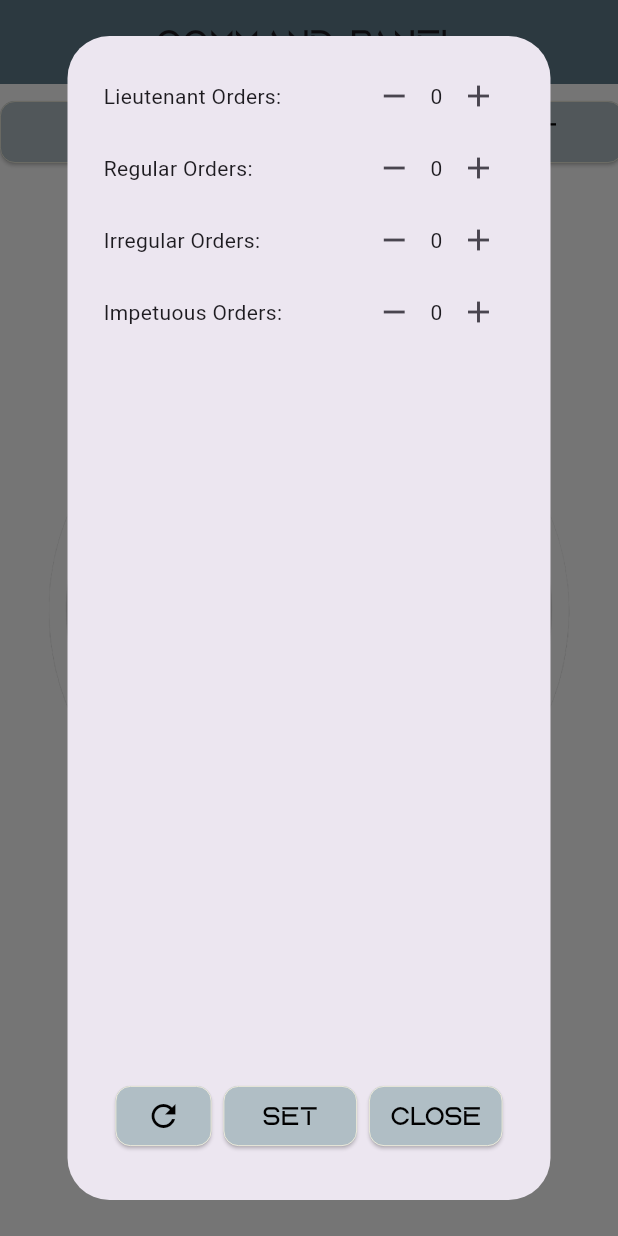
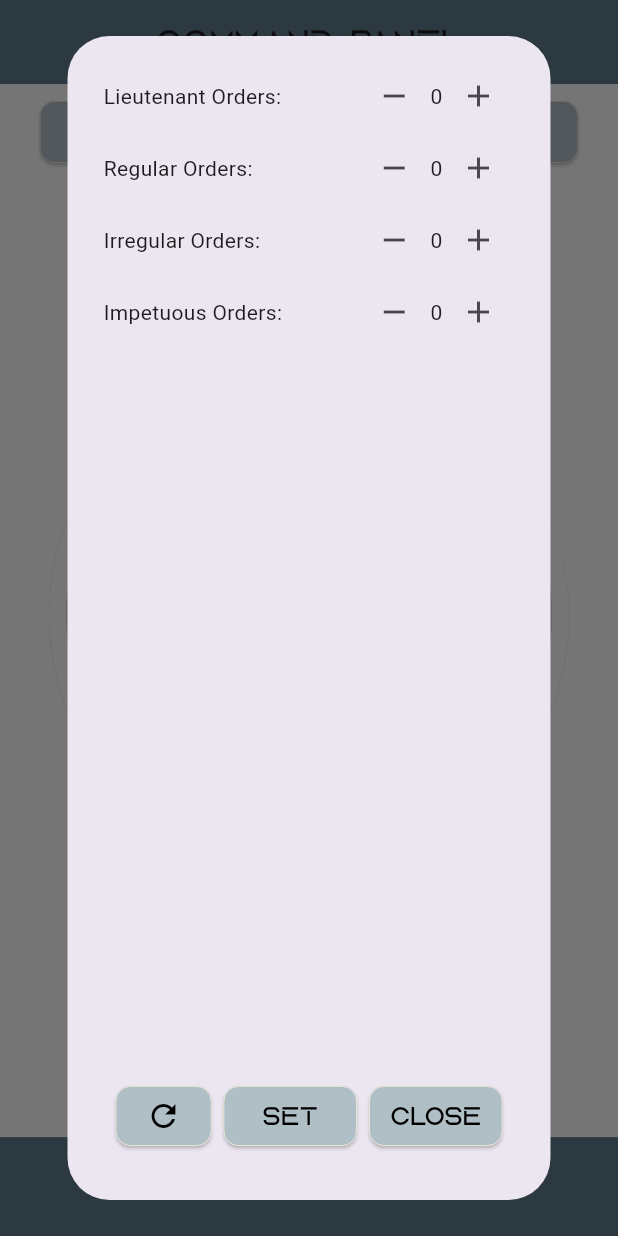
Before and after one commit to IsaacPriddy/Command-Panel, a Flutter app: the screen it shows after launch, after a tap on "Set Orders", on a phone screen of 412 x 824 dp. Run offline on Flutter 3.47's test engine with Material 3 defaults, Android fonts, the phone set to English and light mode, and no system bars.

Commit message:
Minor changes and bug fix - Some minor changes to the code as I start cleaning things up. For     instance I made all of the toggle buttons scale to the screen size     that they are on instead of being static. I am also still playing     around with sizes just in case since I have limited phones I am     testing on currently. - BUG FIX: Found a bug where if someone hit reset or changed their     number of orders but then tapped out of the popup screen instead     of hitting close or set then it would mess with the number of tokens     on the screen. Made it so that the popup cannot be closed by tapping     out of it. - RESET BUTTON CHANGE: Changed the reset button so that on press you get     a little popup dialog telling you that it had been pressed and how     to save those changes. Was told that most won't read the helpful     message but I figure that if it is not read the user cannot get into     any trouble and the alternative of no feedback didn't sit right with     me.

```diff
--- a/lib/main.dart
+++ b/lib/main.dart
@@ -8,9 +8,10 @@ void main() {
 // TODO LIST
 //  1. Get a 1024x1024 icon to replace the background image and be used for the logo/phone icon
 //  2. Replace the font to something that is actually available for commercial use
-//  3. Create a sidescroll for if the user maxes out their orders
+//  3. (DONE) Create a sidescroll for if the user maxes out their orders
 //  4. Remove the plus and minus button and instead of a field users can type into
 //      the plus and minus buttons are annoying to continuously tap...
+//      - Tried a tap in field, it sucked. On the plus side, fixed a bug with the popup screen
 
 //  NOTES:
 //  1. Currently have it set so that if there are no orders then there will be no command tokens
--- a/lib/screens/play_screen.dart
+++ b/lib/screens/play_screen.dart
@@ -73,7 +73,8 @@ class _PlayScreenState extends State<PlayScreen> {
       ),
       bottomNavigationBar: Container(
         // Here to be used for whatever I might need in the future
-        height: screenHeight * 0.0878, // was 60.0
+        decoration: BoxDecoration(color: Colors.blueGrey.shade500),
+        height: screenHeight * 0.08,
       ),
     );
   }
@@ -87,25 +88,13 @@ class _PlayScreenState extends State<PlayScreen> {
         Row(
           mainAxisAlignment: MainAxisAlignment.spaceEvenly,
           children: [
-            setButton(h, w, context, () {}, _orders, () {setState(() {});}),
-            resetToggleButtons(h, w),
+            setButton(h*0.8, w, context, () {}, _orders, () {setState(() {});}),
+            resetToggleButtons(h*0.8, w),
           ],
         ),
         const SizedBox(height: 16.0), // SPACER
         // THE TOGGLE BUTTONS ROW/COLUMNS
         createToggleColumns(),
-        /*
-        const SizedBox(height: 16.0), // SPACER
-        Column(
-          // TODO: Delete this once SET is working
-          children: [
-            Text("Current number of Lieutenant orders: ${_orders.lieutenantOrders}"),
-            Text("Current number of Regular orders: ${_orders.regularOrders}"),
-            Text("Current number of Irregular orders: ${_orders.irregularOrders}"),
-            Text("Current number of Impetuous orders: ${_orders.impetuousOrder}"),
-          ],
-        )
-        */
       ],
     );
   }
@@ -153,13 +142,15 @@ class _PlayScreenState extends State<PlayScreen> {
     }
 
 
-    return SingleChildScrollView(
+    return Scrollbar(
+      child: SingleChildScrollView(
         scrollDirection: Axis.horizontal,
         child: Row(
           crossAxisAlignment: CrossAxisAlignment.start,
           mainAxisAlignment: MainAxisAlignment.spaceEvenly,
           children: columns,
         ),
+      )
     );
   }
 
--- a/lib/screens/widgets/set_button.dart
+++ b/lib/screens/widgets/set_button.dart
@@ -11,6 +11,7 @@ ElevatedButton setButton(double h, double w, BuildContext context, VoidCallback
       // Display the SetScreen with orders data
       showDialog(
         context: context,
+        barrierDismissible: false,
         builder: (BuildContext context) {
           return _SetScreen(
             orders: orders,
@@ -58,10 +59,10 @@ class _SetScreenState extends State<_SetScreen> {
         crossAxisAlignment: CrossAxisAlignment.start,
         // Display the number of orders for each type
         children: [
-          buildOrderRow("Lieutenant Orders", widget.orders.lieutenantOrders),
-          buildOrderRow("Regular Orders", widget.orders.regularOrders),
-          buildOrderRow("Irregular Orders", widget.orders.irregularOrders),
-          buildOrderRow("Impetuous Orders", widget.orders.impetuousOrder),
+          buildOrderRow("Lieutenant Orders", widget.orders.lieutenantOrders, 4),
+          buildOrderRow("Regular Orders", widget.orders.regularOrders, 15),
+          buildOrderRow("Irregular Orders", widget.orders.irregularOrders, 15),
+          buildOrderRow("Impetuous Orders", widget.orders.impetuousOrder, 15),
         ],
       ),
       actions: [
@@ -78,6 +79,17 @@ class _SetScreenState extends State<_SetScreen> {
                   widget.orders.regularOrders = 0;
                   widget.orders.irregularOrders = 0;
                   widget.orders.impetuousOrder = 0;
+
+                  // Show a temporary dialog to indicate the button was presed
+                  showDialog(
+                    context: context,
+                    builder: (BuildContext context) {
+                      return const AlertDialog(
+                        title: Text("Orders Reset"),
+                        content: Text("Orders have been reset. Tap set to save changes\n\n\nTap anywhere to close...")
+                      );
+                    }
+                  );
                 });
               },
               style: commonWidgets.customButtonStyle(height: screenWidth * 0.2),
@@ -133,7 +145,7 @@ class _SetScreenState extends State<_SetScreen> {
     );
   }
 
-  Widget buildOrderRow(String orderType, int orderCount) {
+  Widget buildOrderRow(String orderType, int orderCount, int maxOrders) {
     return Row(
       mainAxisAlignment: MainAxisAlignment.spaceBetween,
       children: [
```
Also changed, not shown: lib/screens/widgets/order_toggle_button.dart (+17 -10 lines). Lines whose indentation alone changed are shown as unchanged.
